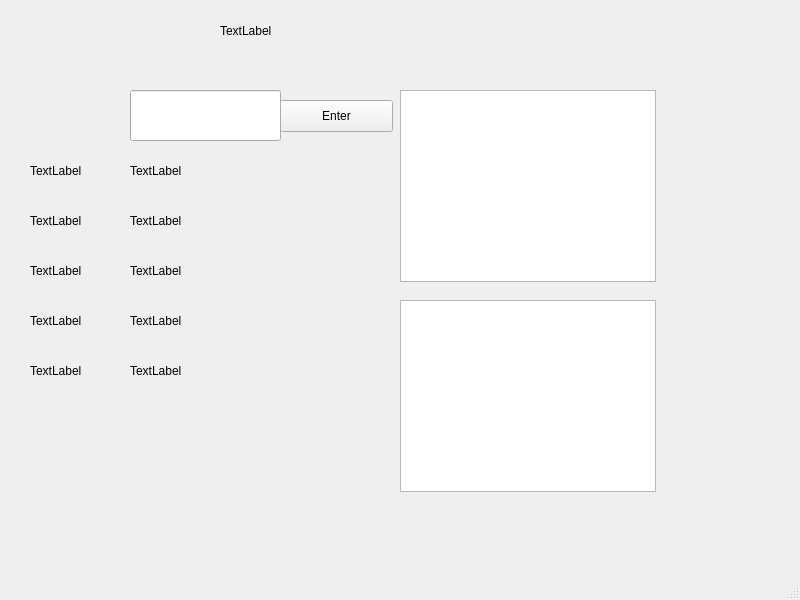
pavelgromov/EC327Project, file newGui.ui: the form before one commit.
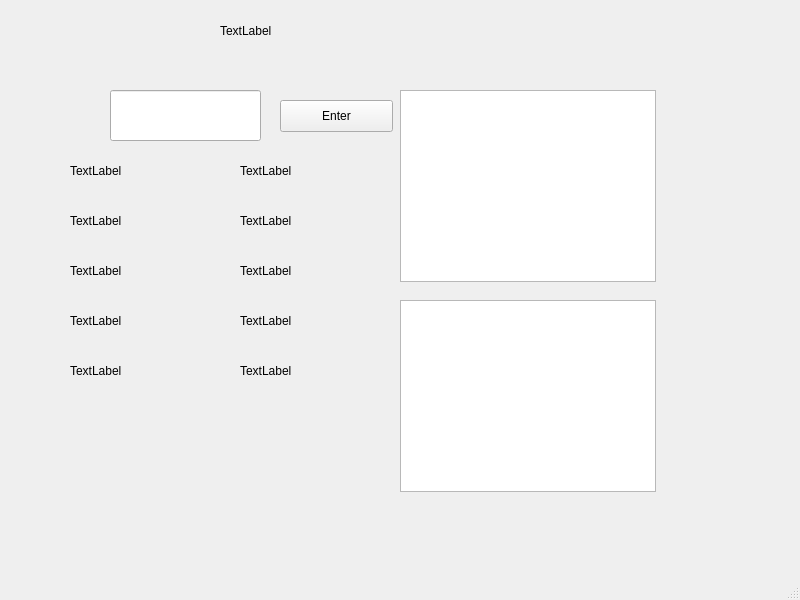
The form after the commit.

Commit message: added more fucntions and the GUI is looking in better shape, added a bunch of stock prices

Patch:
```diff
--- a/newGui.ui
+++ b/newGui.ui
@@ -17,7 +17,7 @@
    <widget class="QLineEdit" name="lineEdit">
     <property name="geometry">
      <rect>
-      <x>130</x>
+      <x>110</x>
       <y>90</y>
       <width>151</width>
       <height>51</height>
@@ -27,9 +27,9 @@
    <widget class="QLabel" name="label">
     <property name="geometry">
      <rect>
-      <x>130</x>
+      <x>240</x>
       <y>150</y>
-      <width>151</width>
+      <width>101</width>
       <height>41</height>
      </rect>
     </property>
@@ -40,9 +40,9 @@
    <widget class="QLabel" name="label_2">
     <property name="geometry">
      <rect>
-      <x>130</x>
+      <x>240</x>
       <y>200</y>
-      <width>151</width>
+      <width>101</width>
       <height>41</height>
      </rect>
     </property>
@@ -86,9 +86,9 @@
    <widget class="QLabel" name="label_3">
     <property name="geometry">
      <rect>
-      <x>30</x>
+      <x>70</x>
       <y>160</y>
-      <width>71</width>
+      <width>121</width>
       <height>21</height>
      </rect>
     </property>
@@ -99,9 +99,9 @@
    <widget class="QLabel" name="label_4">
     <property name="geometry">
      <rect>
-      <x>30</x>
+      <x>70</x>
       <y>210</y>
-      <width>71</width>
+      <width>121</width>
       <height>21</height>
      </rect>
     </property>
@@ -125,9 +125,9 @@
    <widget class="QLabel" name="label_6">
     <property name="geometry">
      <rect>
-      <x>130</x>
+      <x>240</x>
       <y>250</y>
-      <width>151</width>
+      <width>101</width>
       <height>41</height>
      </rect>
     </property>
@@ -138,9 +138,9 @@
    <widget class="QLabel" name="label_7">
     <property name="geometry">
      <rect>
-      <x>30</x>
+      <x>70</x>
       <y>260</y>
-      <width>71</width>
+      <width>121</width>
       <height>21</height>
      </rect>
     </property>
@@ -151,9 +151,9 @@
    <widget class="QLabel" name="label_8">
     <property name="geometry">
      <rect>
-      <x>130</x>
+      <x>240</x>
       <y>300</y>
-      <width>151</width>
+      <width>101</width>
       <height>41</height>
      </rect>
     </property>
@@ -164,9 +164,9 @@
    <widget class="QLabel" name="label_9">
     <property name="geometry">
      <rect>
-      <x>30</x>
+      <x>70</x>
       <y>310</y>
-      <width>71</width>
+      <width>121</width>
       <height>21</height>
      </rect>
     </property>
@@ -177,9 +177,9 @@
    <widget class="QLabel" name="label_10">
     <property name="geometry">
      <rect>
-      <x>30</x>
+      <x>70</x>
       <y>360</y>
-      <width>71</width>
+      <width>121</width>
       <height>21</height>
      </rect>
     </property>
@@ -190,9 +190,9 @@
    <widget class="QLabel" name="label_11">
     <property name="geometry">
      <rect>
-      <x>130</x>
+      <x>240</x>
       <y>350</y>
-      <width>151</width>
+      <width>101</width>
       <height>41</height>
      </rect>
     </property>
```
The commit also changes 7 other files.
